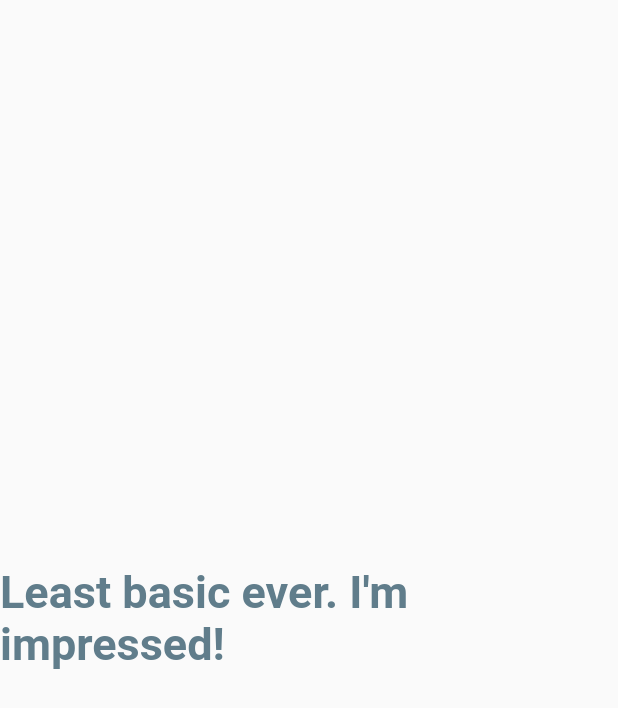
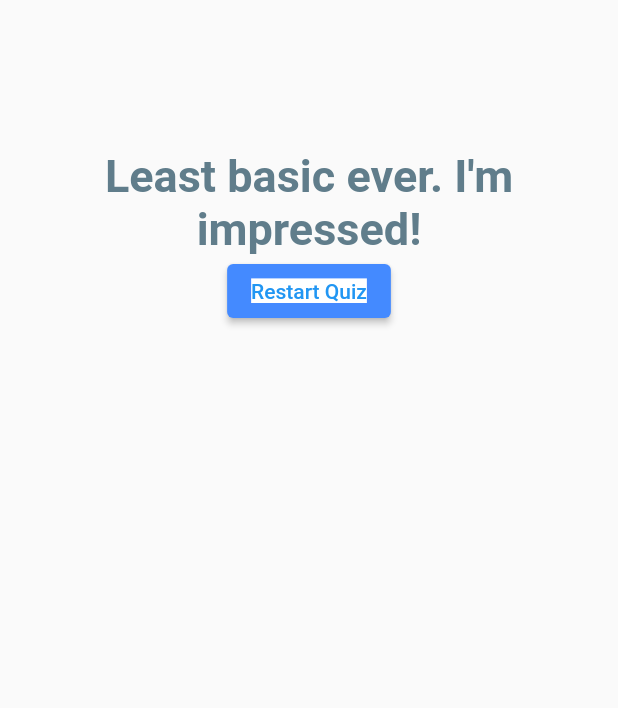
Before and after one commit to rinyasingh/first_flutter_app, a Flutter app: the Result widget shown alone on an empty page, opened directly with empty values, on a phone screen of 412 x 824 dp. Shown: the top 708 px of the screen. Run offline on Flutter 3.47's test engine with Material 2 defaults, Android fonts, the phone set to English and light mode, and no system bars.

Commit message:
restart quiz functionality

```diff
--- a/lib/main.dart
+++ b/lib/main.dart
@@ -17,17 +17,17 @@ class _MyAppState extends State<MyApp> {
       'questionText': 'What is your favourite colour?',
       'answers': [
         {'text': 'Red', 'score': 2},
-        {'text': 'Black', 'score': 4},
+        {'text': 'Black', 'score': 1},
         {'text': 'Purple', 'score': 3},
-        {'text': 'Blue', 'score': 3}
+        {'text': 'Blue', 'score': 4}
       ]
     },
     {
       'questionText': 'Favourite pet?',
       'answers': [
         {'text': 'Hamster', 'score': 2},
-        {'text;': 'Dog', 'score': 5},
-        {'text': 'Cat', 'score': 4},
+        {'text;': 'Dog', 'score': 4},
+        {'text': 'Cat', 'score': 3},
         {'text': 'Snake', 'score': 1}
       ]
     },
@@ -42,8 +42,17 @@ class _MyAppState extends State<MyApp> {
     }
   ];
   var _qIdx = 0;
+  var _totalScore = 0;
 
-  void _answerQuestion() {
+  void _resetQuiz() {
+    setState(() {
+      _qIdx = 0;
+      _totalScore = 0;
+    });
+  }
+
+  void _answerQuestion(int score) {
+    _totalScore += score;
     setState(() {
       _qIdx += 1;
     });
@@ -64,7 +73,7 @@ class _MyAppState extends State<MyApp> {
           ),
           body: _qIdx < _questions.length
               ? Quiz(_questions, _answerQuestion, _qIdx)
-              : Result()),
+              : Result(_totalScore, _resetQuiz)),
     );
   }
 }
--- a/lib/result.dart
+++ b/lib/result.dart
@@ -2,8 +2,8 @@ import 'package:flutter/material.dart';
 
 class Result extends StatelessWidget {
   final int resultScore;
-
-  Result(this.resultScore);
+  final Function resultHandler;
+  Result(this.resultScore, this.resultHandler);
   String get resultPhrase {
     var resultText = 'Least basic ever. I\'m impressed!';
     if (resultScore == 12) {
@@ -21,14 +21,34 @@ class Result extends StatelessWidget {
   @override
   Widget build(BuildContext ctx) {
     return Center(
-      child: Text(
+        child: Column(
+      children: <Widget>[
+        SizedBox(
+          width: double.infinity,
+          height: 100,
+        ),
+        Text(
           resultPhrase,
+          textAlign: TextAlign.center,
           style: TextStyle(
             fontWeight: FontWeight.bold,
             fontSize: 30,
             color: Colors.blueGrey,
           ),
         ),
-    );
+        ElevatedButton(
+            style: ElevatedButton.styleFrom(
+              primary: Colors.blueAccent,
+            ),
+            child: Text(
+              'Restart Quiz',
+              style: TextStyle(
+                backgroundColor: Colors.white,
+                color: Colors.blue,
+              ),
+            ),
+            onPressed: resultHandler),
+      ],
+    ));
   }
 }
```
Lines whose indentation alone changed are shown as unchanged.
